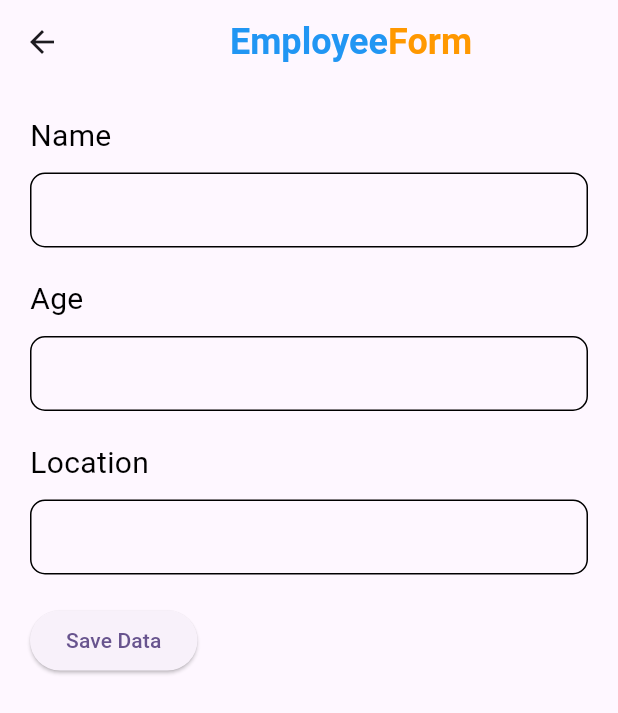
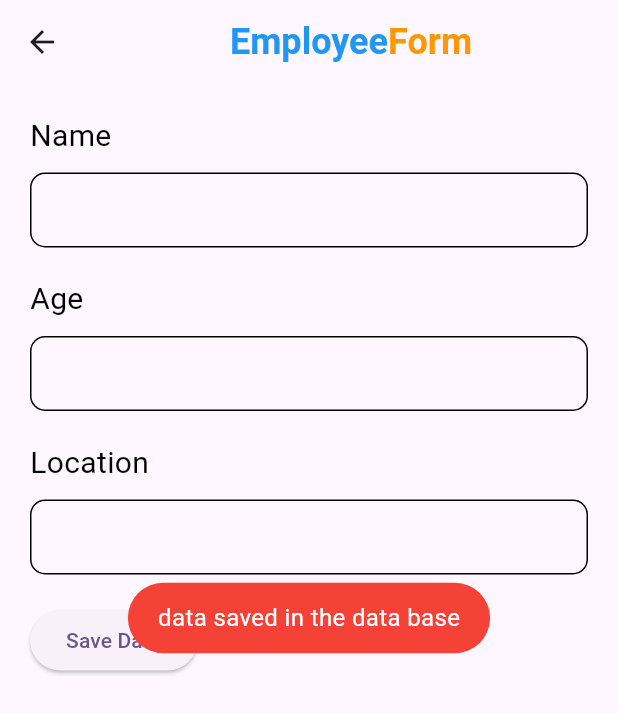
Before and after one commit to imtiaza1/flutter-crud-app, a Flutter app: the Employee screen opened directly, after a tap on "Save Data", on a phone screen of 412 x 824 dp. Shown: the top 713 px of the screen. Run offline on Flutter 3.47's test engine with Material 3 defaults, Android fonts, the phone set to English and light mode, and no system bars; our stand-ins replace cloud_firestore, firebase_core, fluttertoast, random_string; accounts and stored records are empty.

Commit message:
intial commit

```diff
--- a/lib/employee.dart
+++ b/lib/employee.dart
@@ -1,4 +1,7 @@
+import 'package:crud/service/database.dart';
 import 'package:flutter/material.dart';
+import 'package:fluttertoast/fluttertoast.dart';
+import 'package:random_string/random_string.dart';
 
 class Employee extends StatefulWidget {
   const Employee({super.key});
@@ -8,6 +11,9 @@ class Employee extends StatefulWidget {
 }
 
 class _EmployeeState extends State<Employee> {
+  TextEditingController nameController=TextEditingController();
+  TextEditingController ageController=TextEditingController();
+  TextEditingController locationController=TextEditingController();
   @override
   Widget build(BuildContext context) {
     return Scaffold(
@@ -47,6 +53,7 @@ class _EmployeeState extends State<Employee> {
                 borderRadius: BorderRadius.circular(10),
               ),
               child: TextField(
+                controller: nameController,
                 decoration: InputDecoration(
                   border: InputBorder.none
                 ),
@@ -65,6 +72,7 @@ class _EmployeeState extends State<Employee> {
                 borderRadius: BorderRadius.circular(10),
               ),
               child: TextField(
+                controller: ageController,
                 decoration: InputDecoration(
                     border: InputBorder.none
                 ),
@@ -83,6 +91,7 @@ class _EmployeeState extends State<Employee> {
                 borderRadius: BorderRadius.circular(10),
               ),
               child: TextField(
+                controller: locationController,
                 decoration: InputDecoration(
                     border: InputBorder.none
                 ),
@@ -90,7 +99,25 @@ class _EmployeeState extends State<Employee> {
             ),
             SizedBox(height: 20,),
             ElevatedButton(
-                onPressed: (){},
+                onPressed: () async{
+                  String Id=randomAlphaNumeric(10);
+                  Map<String,dynamic> employeeInfoMap={
+                    "Name":nameController.text.toString(),
+                    "Age":ageController.text.toString(),
+                    "Location":locationController.text.toString(),
+                    "id":Id,
+                  };
+                  await DataBaseMethod().addEmployeeDetails(employeeInfoMap, Id);
+                  Fluttertoast.showToast(
+                    msg: "data saved in the data base",
+                    toastLength: Toast.LENGTH_SHORT,
+                    gravity: ToastGravity.CENTER,
+                    timeInSecForIosWeb: 3,
+                    backgroundColor: Colors.red,
+                    textColor: Colors.white,
+                    fontSize: 16.0,
+                  );
+                },
                 child: Text("Save Data"))
           ],
         ),
--- a/lib/home.dart
+++ b/lib/home.dart
@@ -9,6 +9,7 @@ class Home extends StatefulWidget {
 }
 
 class _HomeState extends State<Home> {
+
   @override
   Widget build(BuildContext context) {
     return Scaffold(
--- a/lib/service/database.dart
+++ b/lib/service/database.dart
@@ -0,0 +1,12 @@
+import 'package:cloud_firestore/cloud_firestore.dart';
+import 'package:firebase_core/firebase_core.dart';
+
+class DataBaseMethod {
+  Future<void> addEmployeeDetails(
+      Map<String, dynamic> employeeInfoMap, String id) async {
+    return await FirebaseFirestore.instance
+        .collection("employee")
+        .doc(id)
+        .set(employeeInfoMap);
+  }
+}
--- a/pubspec.yaml
+++ b/pubspec.yaml
@@ -37,6 +37,8 @@ dependencies:
   cupertino_icons: ^1.0.8
   firebase_core: ^3.9.0
   cloud_firestore: ^5.6.0
+  random_string: ^2.3.1
+  fluttertoast: ^8.2.10
 
 
 dev_dependencies:
```
Also changed, not shown: pubspec.lock.
